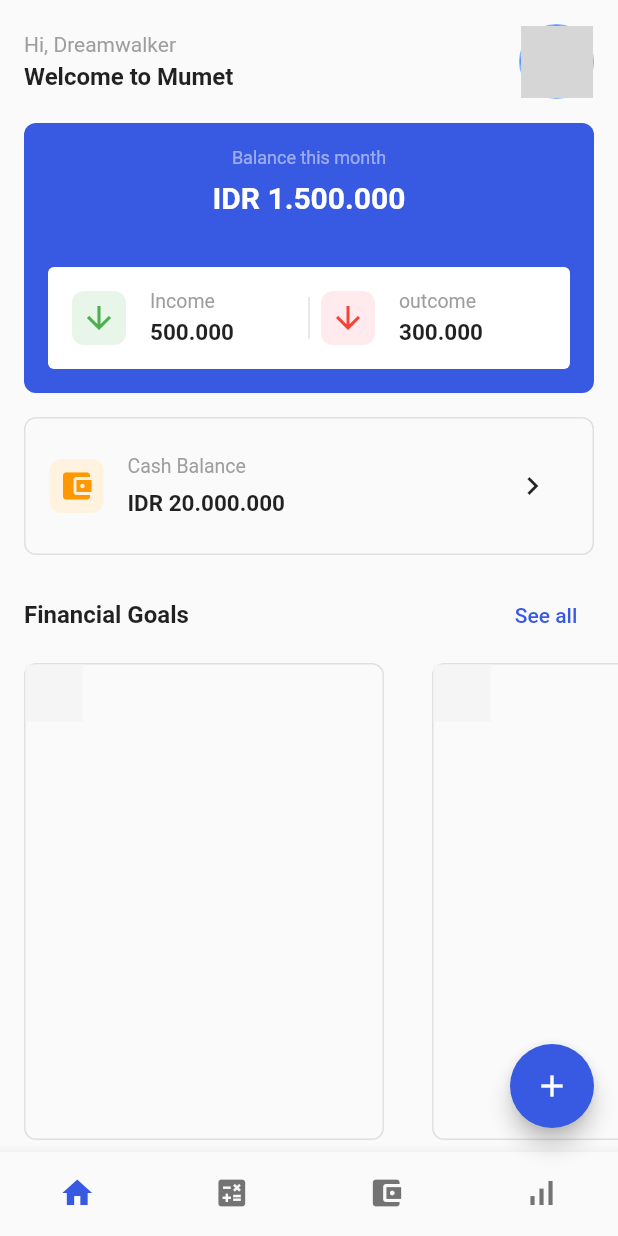
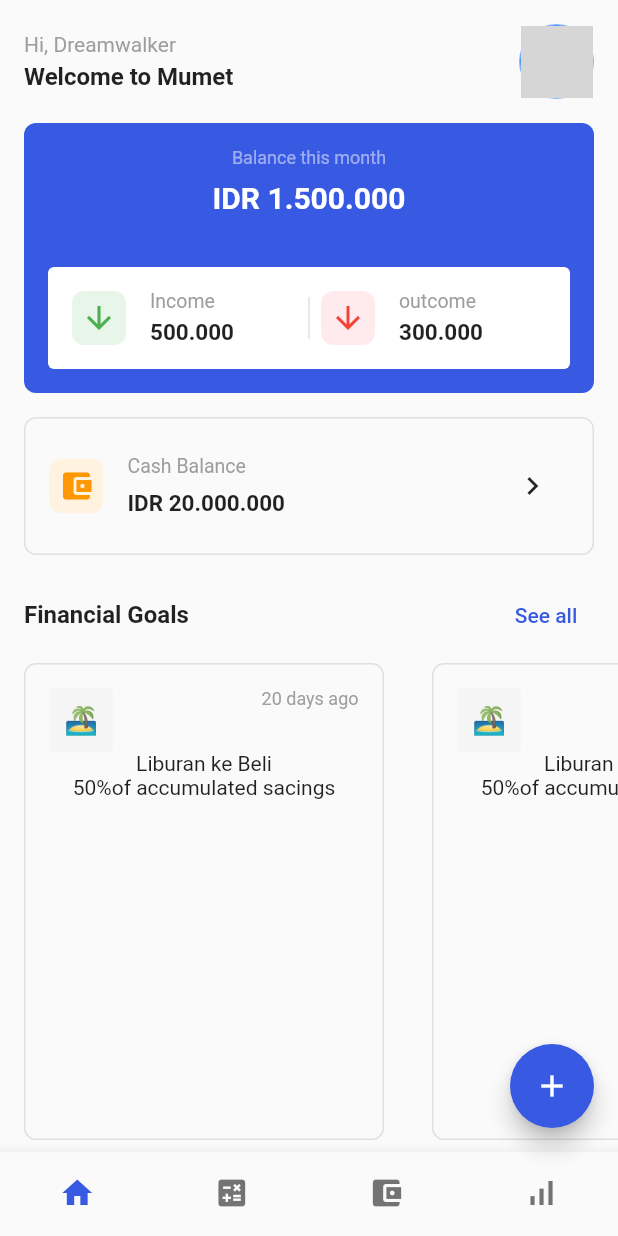
Before and after one commit to JAICHANGPARK/flutter_notebook_17th_story, a Flutter app: the screen it shows after launch, on a phone screen of 412 x 824 dp. Run offline on Flutter 3.47's test engine with Material 2 defaults, Android fonts, the phone set to English and light mode, and no system bars; our stand-ins replace cached_network_image, flutter_riverpod, ionicons; network calls fail; grey boxes are pictures that could not be loaded.

Commit message:
Update finance_home_component.dart

```diff
--- a/lib/ep1004_finance_app/src/ui/finance_home_component.dart
+++ b/lib/ep1004_finance_app/src/ui/finance_home_component.dart
@@ -259,10 +259,10 @@ class FinanceHomeComponent extends StatelessWidget {
             padding: const EdgeInsets.symmetric(horizontal: 16),
             child: Row(
               children: [
-                const Text("Financial Goals",style: TextStyle(
-                  fontWeight: FontWeight.bold,
-                  fontSize: 16
-                ),),
+                const Text(
+                  "Financial Goals",
+                  style: TextStyle(fontWeight: FontWeight.bold, fontSize: 16),
+                ),
                 const Spacer(),
                 TextButton(
                   onPressed: () {},
@@ -283,6 +283,7 @@ class FinanceHomeComponent extends StatelessWidget {
                   padding: const EdgeInsets.symmetric(horizontal: 16, vertical: 8),
                   child: Container(
                     width: 240,
+                    padding: EdgeInsets.all(16),
                     decoration: BoxDecoration(
                       border: Border.all(
                         color: Colors.grey[300]!,
@@ -292,14 +293,39 @@ class FinanceHomeComponent extends StatelessWidget {
                     child: Column(
                       children: [
                         Row(
+                          crossAxisAlignment: CrossAxisAlignment.start,
                           children: [
                             Container(
-                              height: 38,
-                              width: 38,
+                              height: 42,
+                              width: 42,
                               decoration: BoxDecoration(color: Colors.grey[100]),
+                              child: Center(
+                                  child: Text(
+                                "🏝",
+                                style: TextStyle(fontSize: 18),
+                              )),
+                            ),
+                            Spacer(),
+                            Text(
+                              "20 days ago",
+                              style: TextStyle(
+                                fontSize: 12,
+                                color: Colors.grey,
+                              ),
                             )
                           ],
-                        )
+                        ),
+                        Text("Liburan ke Beli"),
+                        Text.rich(TextSpan(
+                          children: [
+                            TextSpan(
+                              text: "50%",
+                            ),
+                            TextSpan(
+                              text: "of accumulated sacings"
+                            )
+                          ]
+                        ))
                       ],
                     ),
                   ),
```
